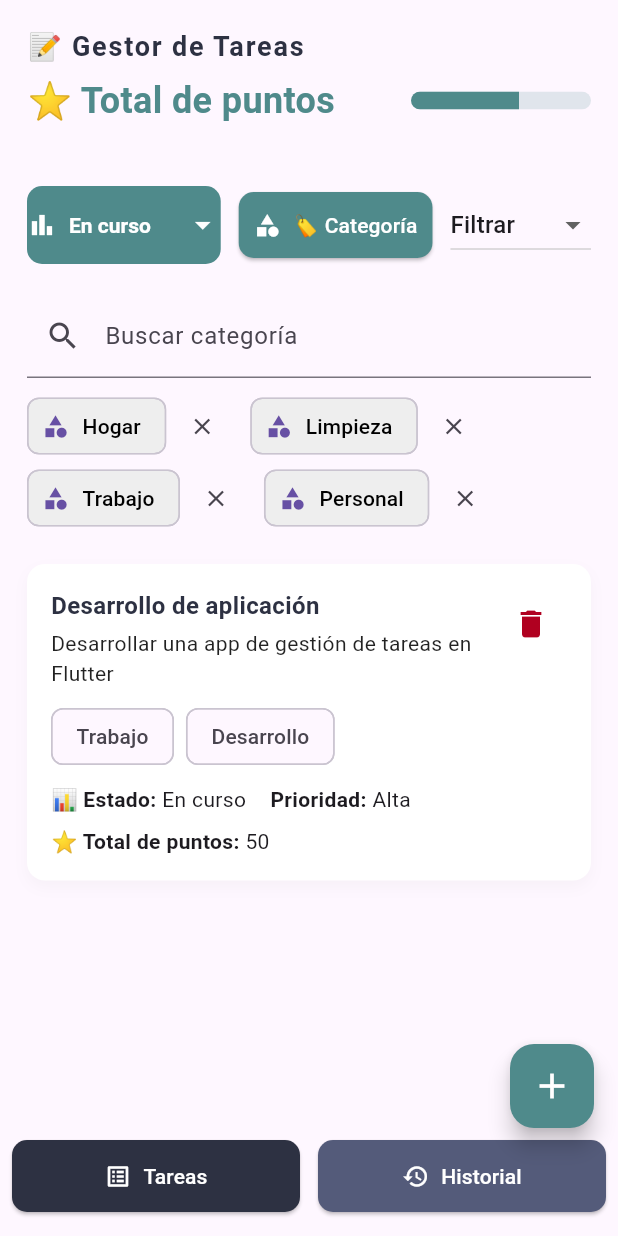
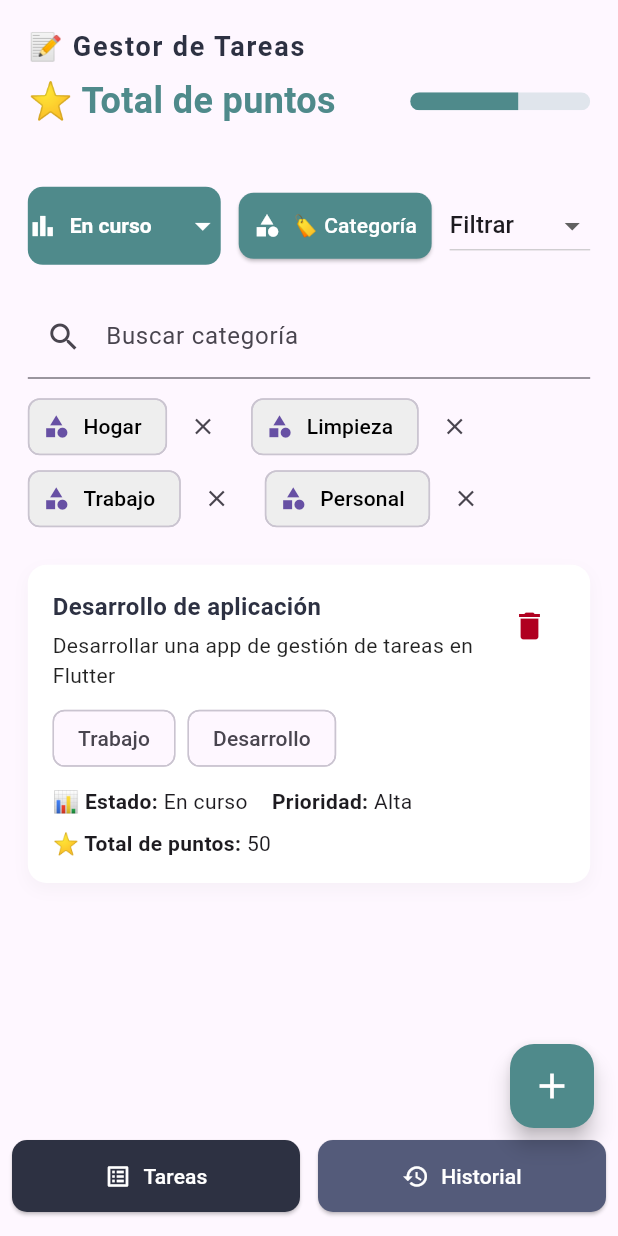
Before and after one commit to sebastianFS01/pruebaGestorTareas, a Flutter app: the screen it shows after launch, on a phone screen of 412 x 824 dp. Run offline on Flutter 3.47's test engine with Material 3 defaults, Android fonts, the phone set to English and light mode, and no system bars; our stand-ins replace flutter_riverpod, isar; accounts and stored records are empty; generated files the repository leaves out were written again.

Commit message:
Se puso responsive para que se adapte a diferentes dispositivos

```diff
--- /dev/null
+++ b/lib/configuration/constants/responsive.dart
@@ -0,0 +1,15 @@
+import 'package:flutter/widgets.dart';
+
+class Responsive {
+  static double height(BuildContext context, double size) {
+    return MediaQuery.sizeOf(context).height * size;
+  }
+
+  static double width(BuildContext context, double size) {
+    return MediaQuery.sizeOf(context).width * size;
+  }
+
+  static double fontSize(BuildContext context, double size) {
+    return MediaQuery.textScalerOf(context).scale(size);
+  }
+}
--- a/lib/presentation/01-Home/screen/home_screen.dart
+++ b/lib/presentation/01-Home/screen/home_screen.dart
@@ -1,4 +1,5 @@
 import 'package:flutter/material.dart';
+import 'package:prueba/configuration/constants/responsive.dart';
 import 'package:prueba/domain/models/tarea.dart';
 import 'package:prueba/presentation/01-Home/helpers/home_helper.dart';
 import '../widgets/home_header.dart';
@@ -45,8 +46,9 @@ class _HomeScreenState extends State<HomeScreen> {
   Widget build(BuildContext context) {
     return SafeArea(
       child: Scaffold(
+        resizeToAvoidBottomInset: true,
         body: Padding(
-          padding: const EdgeInsets.all(18.0),
+          padding: EdgeInsets.all(Responsive.width(context, 0.045)),
           child: Column(
             crossAxisAlignment: CrossAxisAlignment.start,
             children: [
--- a/lib/presentation/01-Home/widgets/home_task_example_card.dart
+++ b/lib/presentation/01-Home/widgets/home_task_example_card.dart
@@ -1,4 +1,5 @@
 import 'package:flutter/material.dart';
+import 'package:prueba/configuration/constants/responsive.dart';
 import 'package:prueba/domain/models/tarea.dart';
 import 'package:prueba/presentation/02-a%C3%B1adirTarea/screen/tarea_screen.dart';
 
@@ -26,15 +27,15 @@ class HomeTaskExampleCard extends StatelessWidget {
       },
       child: Container(
         width: double.infinity,
-        padding: const EdgeInsets.all(16),
+        padding: EdgeInsets.all(Responsive.width(context, 0.04)),
         decoration: BoxDecoration(
           color: Colors.white,
-          borderRadius: BorderRadius.circular(12),
+          borderRadius: BorderRadius.circular(Responsive.width(context, 0.03)),
           boxShadow: [
             BoxShadow(
               color: Colors.grey.withOpacity(0.08),
-              blurRadius: 8,
-              offset: const Offset(0, 4),
+              blurRadius: Responsive.width(context, 0.02),
+              offset: Offset(0, Responsive.height(context, 0.005)),
             ),
           ],
         ),
@@ -47,16 +48,16 @@ class HomeTaskExampleCard extends StatelessWidget {
                 children: [
                   Text(
                     tarea.title,
-                    style: const TextStyle(
-                      color: Color(0xFF2D3142),
-                      fontSize: 16,
+                    style: TextStyle(
+                      color: const Color(0xFF2D3142),
+                      fontSize: Responsive.fontSize(context, 16),
                       fontWeight: FontWeight.bold,
                     ),
                   ),
-                  const SizedBox(height: 4),
+                  SizedBox(height: Responsive.height(context, 0.005)),
                   Text(
                     tarea.description,
-                    style: const TextStyle(fontSize: 14, color: Colors.black87),
+                    style: TextStyle(fontSize: Responsive.fontSize(context, 14), color: Colors.black87),
                   ),
                   const SizedBox(height: 8),
                   Wrap(
--- a/lib/presentation/02-añadirTarea/screen/tarea_screen.dart
+++ b/lib/presentation/02-añadirTarea/screen/tarea_screen.dart
@@ -1,29 +1,39 @@
 import 'package:flutter/material.dart';
+import 'package:prueba/configuration/constants/responsive.dart';
 import '../widgets/tarea_form.dart';
 
 class TareaScreen extends StatelessWidget {
-
   static const String route = 'tareaScreen';
 
   const TareaScreen({super.key});
 
   @override
   Widget build(BuildContext context) {
-    final args = ModalRoute.of(context)?.settings.arguments as Map<String, dynamic>?;
-    final tarea = args != null && args.containsKey('tarea') ? args['tarea'] : null;
+    final args =
+        ModalRoute.of(context)?.settings.arguments as Map<String, dynamic>?;
+    final tarea = args != null && args.containsKey('tarea')
+        ? args['tarea']
+        : null;
     final isEdit = args != null && args['isEdit'] == true;
 
     return Scaffold(
+      resizeToAvoidBottomInset: true,
       backgroundColor: const Color(0xFFF6F8FC),
       appBar: AppBar(
         backgroundColor: const Color(0xFF2D3142),
-        title: Text(isEdit ? '✏️ Editar Tarea' : '📝 Nueva Tarea', style: const TextStyle(color: Colors.white)),
+        title: Text(
+          isEdit ? '✏️ Editar Tarea' : '📝 Nueva Tarea',
+          style: TextStyle(
+            color: Colors.white,
+            fontSize: Responsive.fontSize(context, 18),
+          ),
+        ),
         iconTheme: const IconThemeData(color: Colors.white),
         elevation: 0,
       ),
       body: SingleChildScrollView(
         child: Padding(
-          padding: const EdgeInsets.all(18.0),
+          padding: EdgeInsets.all(Responsive.width(context, 0.045)),
           child: TareaForm(
             tarea: tarea,
             isEdit: isEdit,
```
